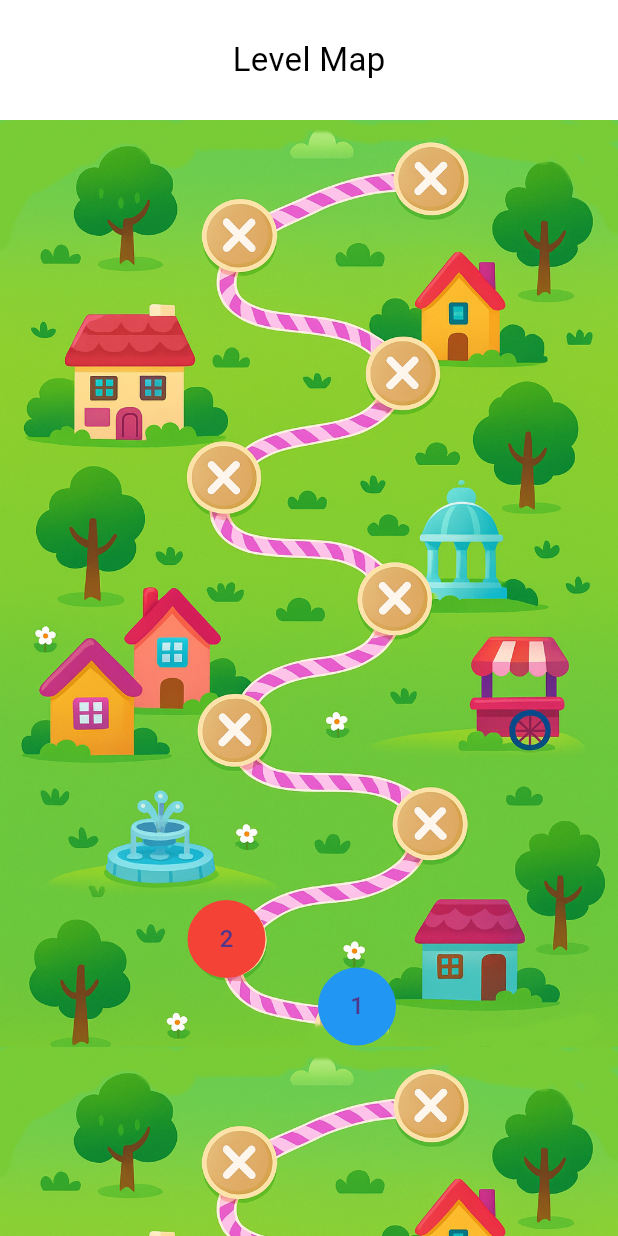
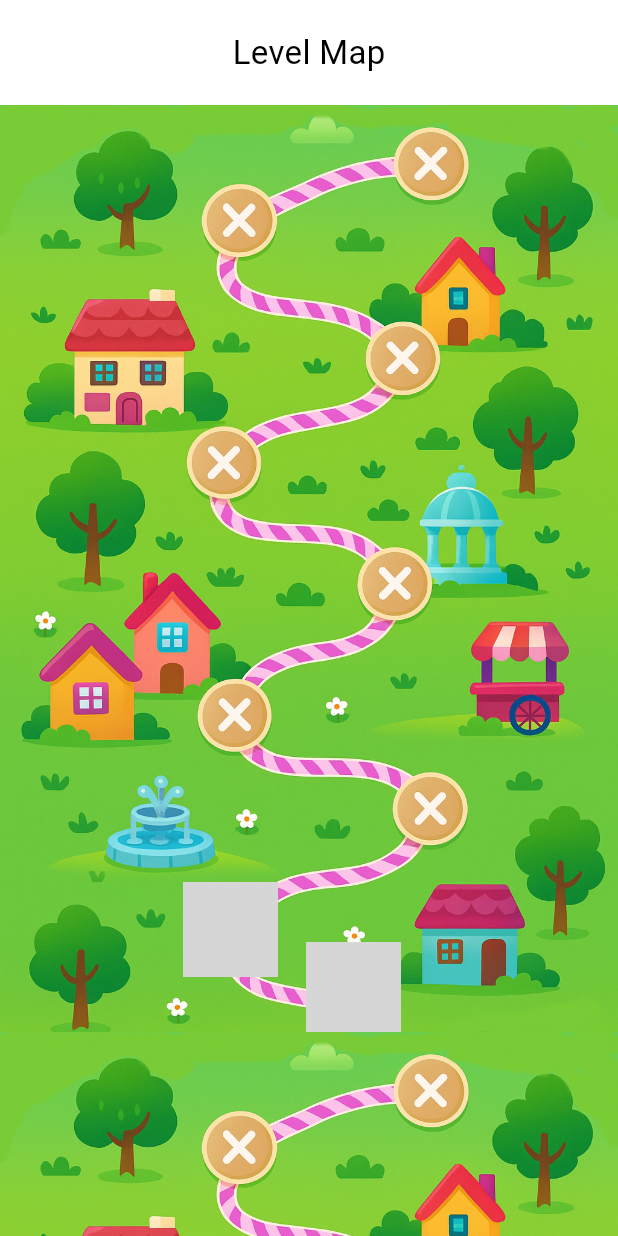
Before and after one commit to RieckA2306/slide_escape, a Flutter app: the screen it shows after launch, on a phone screen of 412 x 824 dp. Run offline on Flutter 3.47's test engine with Material 3 defaults, Android fonts, the phone set to English and light mode, and no system bars; grey boxes are pictures that could not be loaded.

Commit message:
Level Knopf neu und hübsch

```diff
--- a/lib/features/level_map/level_map_screen.dart
+++ b/lib/features/level_map/level_map_screen.dart
@@ -30,6 +30,8 @@ class _LevelMapScreenState extends State<LevelMapScreen> {
       Level(id: 2, type: LevelType.normal, size: 6, targetIds: [1]),
       Level(id: 10, type: LevelType.normal, size: 6, targetIds: [1]),
       Level(id: 11, type: LevelType.normal, size: 6, targetIds: [1]),
+      Level(id: 19, type: LevelType.normal, size: 6, targetIds: [1]),
+      Level(id: 20, type: LevelType.normal, size: 6, targetIds: [1]),
     ];
 
     return Scaffold(
@@ -39,7 +41,7 @@ class _LevelMapScreenState extends State<LevelMapScreen> {
           // Sticky Header oben
           SliverAppBar(
             pinned: true,
-            expandedHeight: 80,
+            expandedHeight: 70,
             backgroundColor: Colors.white,
             flexibleSpace: const Center(
               child: Text(
@@ -54,8 +56,8 @@ class _LevelMapScreenState extends State<LevelMapScreen> {
             child: _buildMapSection(
               context,
               children: [
-                _buildLevel(212, 565, levels[0], Colors.blue),
-                _buildLevel(125, 520, levels[1], Colors.red),
+                _buildLevel(204, 558, levels[0]),
+                _buildLevel(122, 518, levels[1]),
               ],
             ),
           ),
@@ -65,8 +67,19 @@ class _LevelMapScreenState extends State<LevelMapScreen> {
             child: _buildMapSection(
               context,
               children: [
-                _buildLevel(200, 560, levels[2], Colors.green),
-                _buildLevel(100, 510, levels[3], Colors.orange),
+                _buildLevel(204, 558, levels[2]),
+                _buildLevel(122, 518, levels[3]),
+              ],
+            ),
+          ),
+
+          // Abschnitt mit Level 19 & 20 (weiter oben)
+          SliverToBoxAdapter(
+            child: _buildMapSection(
+              context,
+              children: [
+                _buildLevel(204, 558, levels[4]),
+                _buildLevel(122, 518, levels[5]),
               ],
             ),
           ),
@@ -92,7 +105,7 @@ class _LevelMapScreenState extends State<LevelMapScreen> {
     );
   }
 
-  Widget _buildLevel(double left, double top, Level level, Color color) {
+  Widget _buildLevel(double left, double top, Level level) {
     return Positioned(
       left: left,
       top: top,
@@ -100,10 +113,33 @@ class _LevelMapScreenState extends State<LevelMapScreen> {
         onTap: () {
           Navigator.pushNamed(context, "/game", arguments: level);
         },
-        child: CircleAvatar(
-          radius: 26,
-          backgroundColor: color,
-          child: Text(level.id.toString()),
+        child: Stack(
+          alignment: Alignment.center,
+          children: [
+            // PNG Button
+            Image.asset(
+              "assets/level_background/normal_level_background.png",
+              width: 63,   // <- hier kannst du die Größe anpassen
+              height: 63,  // gleichmäßig halten
+            ),
+
+            // Levelnummer mittig
+            Text(
+              level.id.toString(),
+              style: const TextStyle(
+                fontSize: 20,
+                fontWeight: FontWeight.w800,
+                color: Colors.white,
+                shadows: [
+                  Shadow(
+                    blurRadius: 4,
+                    color: Colors.black54,
+                    offset: Offset(1, 1),
+                  ),
+                ],
+              ),
+            ),
+          ],
         ),
       ),
     );
--- a/pubspec.yaml
+++ b/pubspec.yaml
@@ -24,3 +24,4 @@ flutter:
 
   assets:         # ✅ register the Map assests
     - assets/map_background/background.jpg
+    - assets/level_background/normal_level_background.png
```
Also changed, not shown: assets/drawable/map_vertical.png (deleted), assets/svg/map_vertical.svg (deleted), assets/svg/not_map_vertical.svg (deleted).
